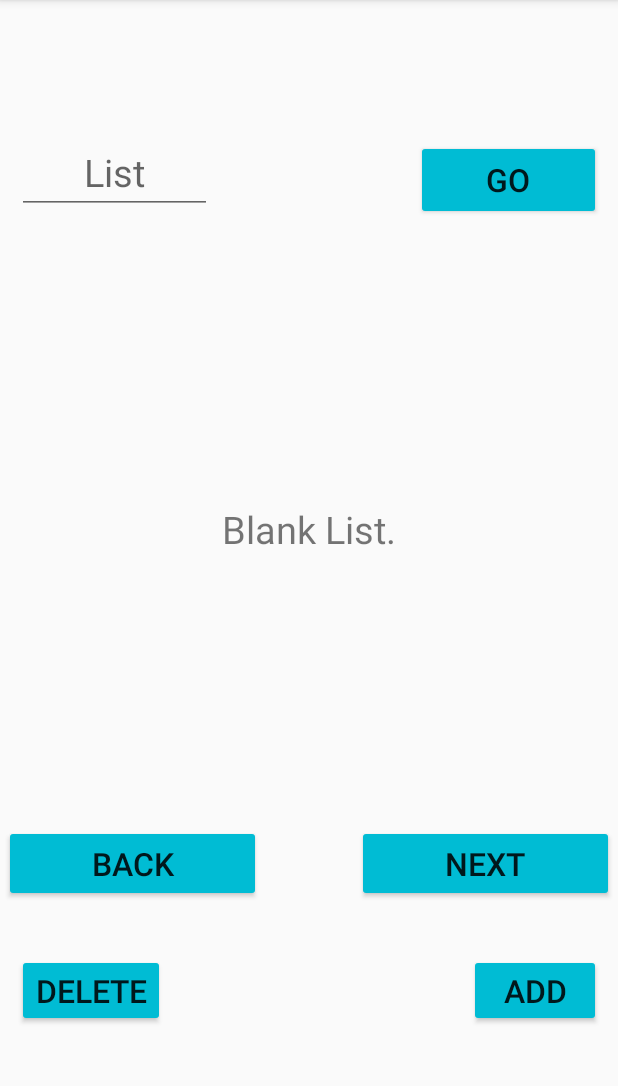
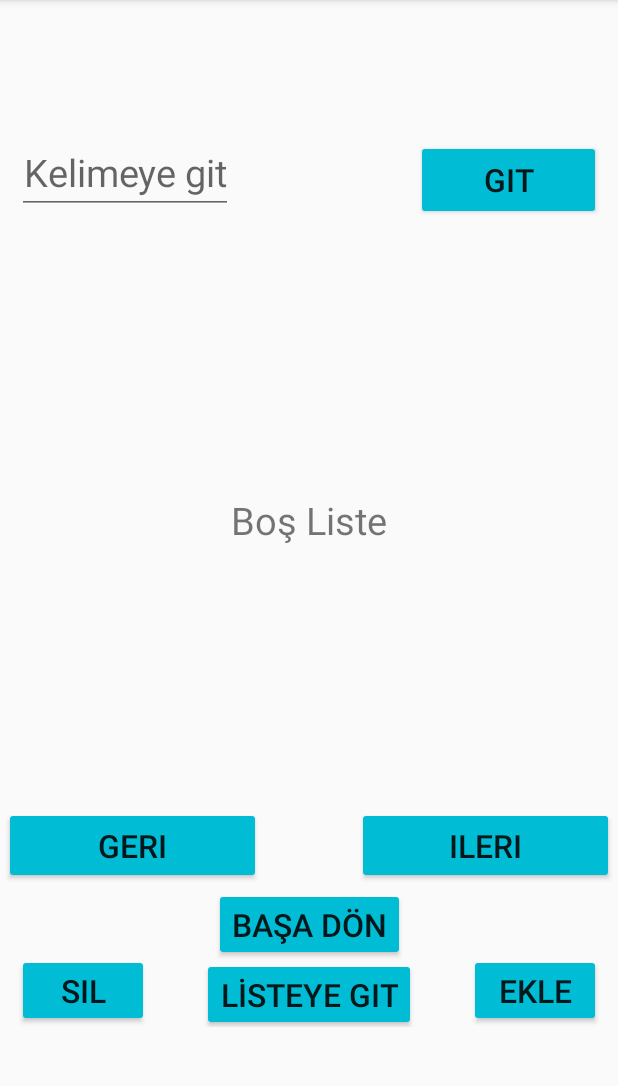
Before and after one commit to KursatCodes/Cards, an Android app: the fragment WordFragment placed in its activity, on a phone screen of 412 x 824 dp, the part 84-1170 px from its top. Run offline under Robolectric (Android 15) with nearby library versions, the phone set to English and light mode, and no system bars; our stand-ins replace Room's generated code, RxJava.

Commit message:
App texts return Turkish.

```diff
--- a/app/src/main/java/com/muhammedkursatgokgun/cards/view/WordFragment.kt
+++ b/app/src/main/java/com/muhammedkursatgokgun/cards/view/WordFragment.kt
@@ -130,6 +130,10 @@ class WordFragment : Fragment() {
                 binding.textviewWord.text = showThis
             }
         }
+        binding.basaDon.setOnClickListener {
+            var action = WordFragmentDirections.actionWordFragmentToEnterFragment()
+            Navigation.findNavController(it).navigate(action)
+        }
     }
     private fun handleResponseForDelete() {
         myDisposable.add(wordDao.getAll()
@@ -144,9 +148,10 @@ class WordFragment : Fragment() {
             var showThis = (showingWordId+1).toString() + "- "+ wordListFromDB[0].englishW
                 binding.textviewWord.text = showThis
         }else{
-            binding.textviewWord.text = "Blank List."
+            binding.textviewWord.text = "Boş Liste"
         }
     }
+
     override fun onDestroyView() {
         super.onDestroyView()
         _binding = null
--- a/app/src/main/res/layout/fragment_word.xml
+++ b/app/src/main/res/layout/fragment_word.xml
@@ -15,18 +15,18 @@
         android:layout_height="53dp"
         android:layout_margin="10dp"
         android:backgroundTint="#00BCD4"
-        android:text="Go"
+        android:text="Git"
         android:textSize="21sp"
         app:layout_constraintEnd_toEndOf="parent"
         app:layout_constraintTop_toTopOf="parent" />
 
     <EditText
         android:id="@+id/textviewList"
-        android:layout_width="130dp"
+        android:layout_width="wrap_content"
         android:layout_height="49dp"
         android:layout_margin="10dp"
         android:gravity="center"
-        android:hint="List"
+        android:hint="Kelimeye git"
         android:textSize="25sp"
         android:inputType="number"
         app:layout_constraintStart_toStartOf="parent"
@@ -35,7 +35,7 @@
     <TextView
         android:id="@+id/textviewWord"
         android:layout_width="396dp"
-        android:layout_height="392dp"
+        android:layout_height="380dp"
         android:layout_margin="10dp"
         android:gravity="center"
         android:text="Burda bir word olacak"
@@ -51,7 +51,7 @@
         android:layout_gravity="bottom"
         android:layout_margin="1dp"
         android:backgroundTint="#00BCD4"
-        android:text="back"
+        android:text="geri"
         android:textSize="21sp"
         app:layout_constraintStart_toStartOf="parent"
         app:layout_constraintTop_toBottomOf="@+id/textviewWord" />
@@ -63,7 +63,7 @@
         android:layout_gravity="bottom"
         android:layout_margin="1dp"
         android:backgroundTint="#00BCD4"
-        android:text="next"
+        android:text="ileri"
         android:textSize="21sp"
         app:layout_constraintEnd_toEndOf="parent"
         app:layout_constraintTop_toBottomOf="@+id/textviewWord" />
@@ -76,13 +76,40 @@
         android:backgroundTint="#00BCD4"
         android:foregroundGravity="left"
         android:gravity="center"
-        android:text="delete"
+        android:text="sil"
         android:textSize="21sp"
         app:layout_constraintBottom_toBottomOf="parent"
         app:layout_constraintEnd_toEndOf="parent"
         app:layout_constraintHorizontal_bias="0.0"
         app:layout_constraintStart_toStartOf="parent" />
 
+    <Button
+        android:id="@+id/basaDon"
+        android:layout_width="wrap_content"
+        android:layout_height="wrap_content"
+        android:layout_marginTop="55dp"
+        android:backgroundTint="#00BCD4"
+        android:foregroundGravity="left"
+        android:gravity="center"
+        android:text="başa dön"
+        android:textSize="21sp"
+        app:layout_constraintEnd_toEndOf="parent"
+        app:layout_constraintStart_toStartOf="parent"
+        app:layout_constraintTop_toBottomOf="@+id/textviewWord" />
+
+    <Button
+        android:id="@+id/listeyeGit"
+        android:layout_width="wrap_content"
+        android:layout_height="wrap_content"
+        android:backgroundTint="#00BCD4"
+        android:foregroundGravity="left"
+        android:gravity="center"
+        android:text="Lİsteye git"
+        android:textSize="21sp"
+        app:layout_constraintBottom_toBottomOf="parent"
+        app:layout_constraintEnd_toEndOf="parent"
+        app:layout_constraintStart_toStartOf="parent"
+        app:layout_constraintTop_toBottomOf="@+id/basaDon" />
     <Button
         android:id="@+id/buttonForAddGo"
         android:layout_width="wrap_content"
@@ -91,7 +118,7 @@
         android:backgroundTint="#00BCD4"
         android:foregroundGravity="right"
         android:gravity="center"
-        android:text="add"
+        android:text="ekle"
         android:textSize="21sp"
         app:layout_constraintBottom_toBottomOf="parent"
         app:layout_constraintEnd_toEndOf="parent"
--- a/app/src/main/res/navigation/navigation.xml
+++ b/app/src/main/res/navigation/navigation.xml
@@ -34,6 +34,12 @@
         <argument
             android:name="newWordTurkish"
             app:argType="string" />
+        <action
+            android:id="@+id/action_wordFragment_to_enterFragment"
+            app:destination="@id/enterFragment" />
+        <action
+            android:id="@+id/action_wordFragment_to_listFragment"
+            app:destination="@id/listFragment" />
     </fragment>
     <fragment
         android:id="@+id/adderFragment"
@@ -51,5 +57,9 @@
         android:id="@+id/listFragment"
         android:name="com.muhammedkursatgokgun.cards.view.ListFragment"
         android:label="fragment_list"
-        tools:layout="@layout/fragment_list" />
+        tools:layout="@layout/fragment_list" >
+        <action
+            android:id="@+id/action_listFragment_to_enterFragment"
+            app:destination="@id/enterFragment" />
+    </fragment>
 </navigation>
```
Also changed, not shown: app/src/main/java/com/muhammedkursatgokgun/cards/view/AdderFragment.kt (+3 -4 lines), app/src/main/res/layout/fragment_adder.xml (+4 -5 lines), app/src/main/res/layout/fragment_enter.xml (+5 -5 lines), app/src/main/res/layout/fragment_list.xml (+22 -4 lines), app/src/main/res/layout/recycler_row.xml (+17 -4 lines).
